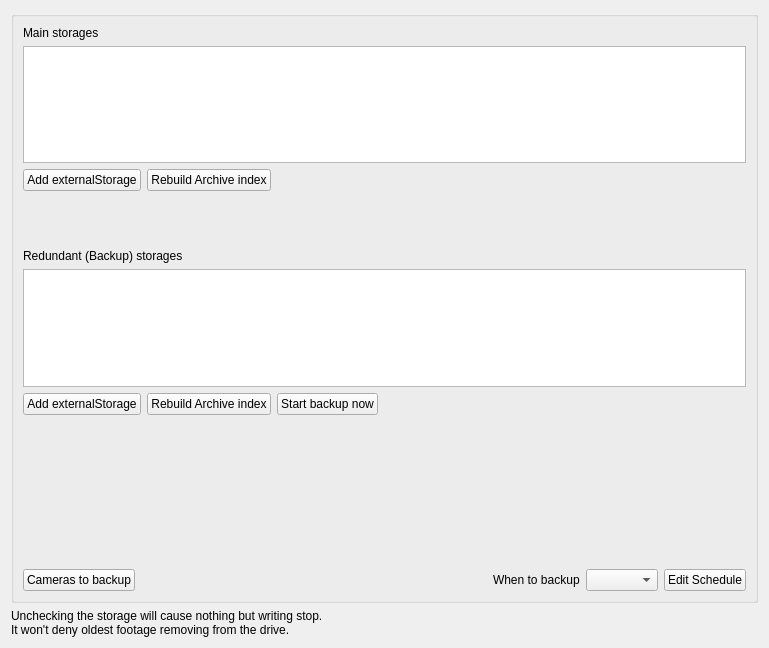
This is client/src/ui/widgets/properties/storage_config_widget.ui in networkoptix/nx_open as Qt 5 draws it before an edit. The edited form follows.
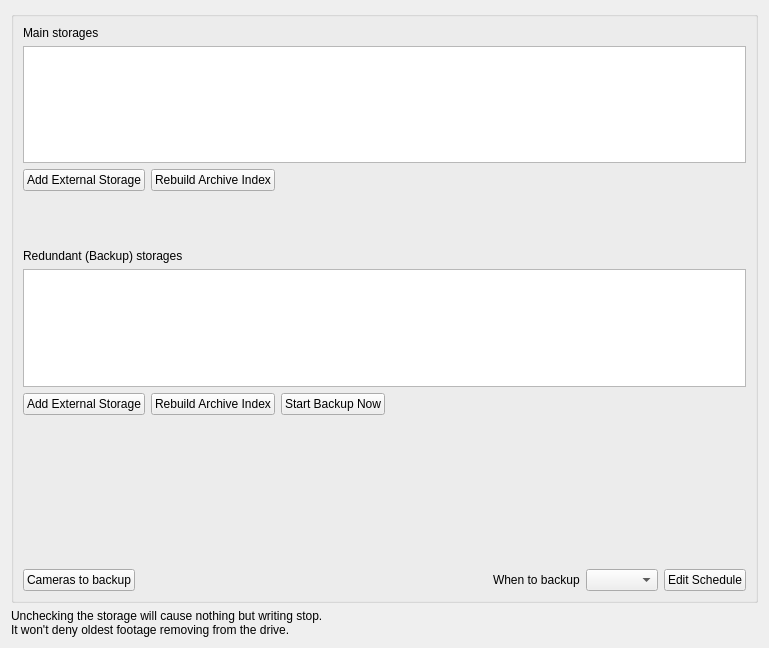
This is the edited form. Custom widgets are drawn as their Qt base class.

The edit to the form file:
```diff
--- a/client/src/ui/widgets/properties/storage_config_widget.ui
+++ b/client/src/ui/widgets/properties/storage_config_widget.ui
@@ -57,14 +57,14 @@
         <item>
          <widget class="QPushButton" name="addExtStorageToMainBtn">
           <property name="text">
-           <string>Add externalStorage</string>
+           <string>Add External Storage</string>
           </property>
          </widget>
         </item>
         <item>
          <widget class="QPushButton" name="rebuildMainBtn">
           <property name="text">
-           <string>Rebuild Archive index</string>
+           <string>Rebuild Archive Index</string>
           </property>
          </widget>
         </item>
@@ -167,21 +167,21 @@
         <item>
          <widget class="QPushButton" name="addExtStorageToBackupBtn">
           <property name="text">
-           <string>Add externalStorage</string>
+           <string>Add External Storage</string>
           </property>
          </widget>
         </item>
         <item>
          <widget class="QPushButton" name="rebuildBackupBtn">
           <property name="text">
-           <string>Rebuild Archive index</string>
+           <string>Rebuild Archive Index</string>
           </property>
          </widget>
         </item>
         <item>
          <widget class="QPushButton" name="backupStartButton">
           <property name="text">
-           <string>Start backup now</string>
+           <string>Start Backup Now</string>
           </property>
          </widget>
         </item>
```
